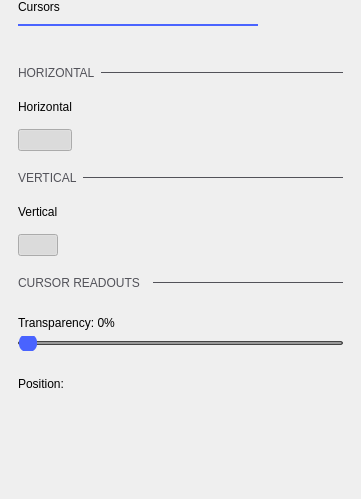
Above: ui/cursors_settings.ui from analogdevicesinc/scopy before the change. Below: the same form after it.
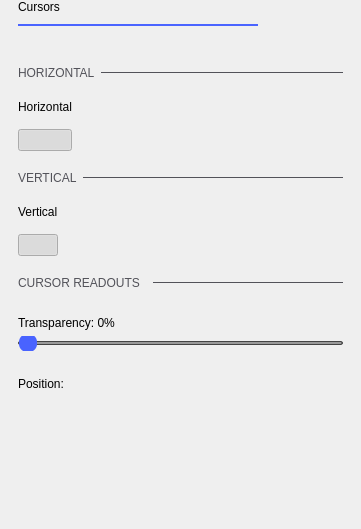
That is the form after the change. Custom widgets are drawn as their Qt base class.

Commit message:
ui/cursors_settings.ui: move the cursor readouts settings in a widget
The widget will be visibile if the cursors readouts will be situated on the plot

Diff of the .ui file:
```diff
--- a/ui/cursors_settings.ui
+++ b/ui/cursors_settings.ui
@@ -7,7 +7,7 @@
     <x>0</x>
     <y>0</y>
     <width>361</width>
-    <height>499</height>
+    <height>529</height>
    </rect>
   </property>
   <property name="windowTitle">
```
Left out of the diff: 18 changed lines with no effect on the pictures. Lines whose indentation alone changed are shown as unchanged. The commit also changes 1 other file.
